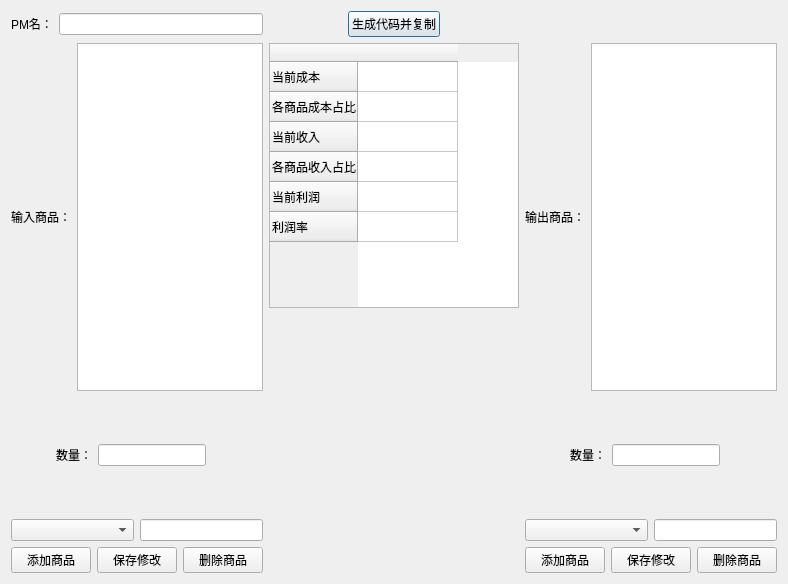
Qt form UI/pm.ui (Pactivsa/V3-Edit) before a commit.
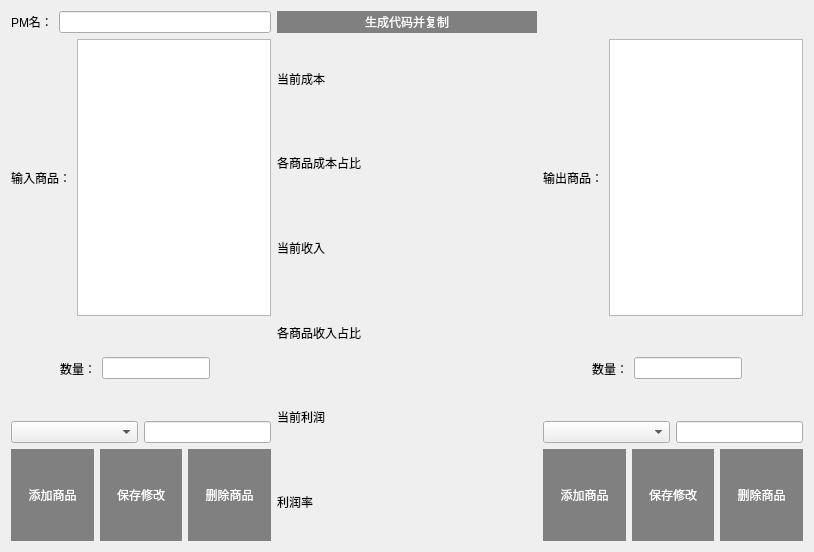
The same form after that commit. Icons and pictures are not drawn.

Patch:
```diff
--- a/UI/pm.ui
+++ b/UI/pm.ui
@@ -6,16 +6,22 @@
    <rect>
     <x>0</x>
     <y>0</y>
-    <width>788</width>
-    <height>584</height>
+    <width>814</width>
+    <height>552</height>
    </rect>
   </property>
   <property name="windowTitle">
    <string>Dialog</string>
   </property>
+  <property name="styleSheet">
+   <string notr="true">QDialog{background-image: url(:/图片1.jpg);border-radius:15px}</string>
+  </property>
+  <property name="windowFilePath">
+   <string/>
+  </property>
   <layout class="QGridLayout" name="gridLayout_3">
    <item row="0" column="0">
-    <layout class="QGridLayout" name="gridLayout" rowstretch="1,9" columnstretch="1,1,1">
+    <layout class="QGridLayout" name="gridLayout" rowstretch="1,6" columnstretch="1,1,1">
      <item row="0" column="0">
       <layout class="QVBoxLayout" name="verticalLayout_6">
        <item>
@@ -38,64 +44,108 @@
       </layout>
      </item>
      <item row="1" column="1">
-      <layout class="QGridLayout" name="gridLayout_2">
-       <item row="0" column="0">
-        <widget class="QTableWidget" name="tableWidget">
-         <property name="minimumSize">
-          <size>
-           <width>0</width>
-           <height>0</height>
-          </size>
-         </property>
-         <row>
-          <property name="text">
-           <string>当前成本</string>
-          </property>
-         </row>
-         <row>
-          <property name="text">
-           <string>各商品成本占比</string>
-          </property>
-         </row>
-         <row>
-          <property name="text">
-           <string>当前收入</string>
-          </property>
-         </row>
-         <row>
-          <property name="text">
-           <string>各商品收入占比</string>
-          </property>
-         </row>
-         <row>
-          <property name="text">
-           <string>当前利润</string>
-          </property>
-         </row>
-         <row>
-          <property name="text">
-           <string>利润率</string>
-          </property>
-         </row>
-         <column>
-          <property name="text">
-           <string/>
-          </property>
-         </column>
-        </widget>
-       </item>
+      <layout class="QGridLayout" name="gridLayout_2" columnstretch="0,0">
        <item row="1" column="0">
-        <spacer name="verticalSpacer">
-         <property name="orientation">
-          <enum>Qt::Vertical</enum>
+        <widget class="QLabel" name="label_4">
+         <property name="styleSheet">
+          <string notr="true">font: 75 12pt &quot;微软雅黑&quot;;</string>
          </property>
-         <property name="sizeHint" stdset="0">
-          <size>
-           <width>20</width>
-           <height>40</height>
-          </size>
+         <property name="text">
+          <string>各商品成本占比</string>
          </property>
-        </spacer>
+        </widget>
+       </item>
+       <item row="2" column="0">
+        <widget class="QLabel" name="label_5">
+         <property name="styleSheet">
+          <string notr="true">font: 75 12pt &quot;微软雅黑&quot;;</string>
+         </property>
+         <property name="text">
+          <string>当前收入</string>
+         </property>
+        </widget>
+       </item>
+       <item row="3" column="0">
+        <widget class="QLabel" name="label_8">
+         <property name="styleSheet">
+          <string notr="true">font: 75 12pt &quot;微软雅黑&quot;;</string>
+         </property>
+         <property name="text">
+          <string>各商品收入占比</string>
+         </property>
+        </widget>
+       </item>
+       <item row="0" column="0">
+        <widget class="QLabel" name="label_2">
+         <property name="styleSheet">
+          <string notr="true">font: 75 12pt &quot;微软雅黑&quot;;</string>
+         </property>
+         <property name="text">
+          <string>当前成本</string>
+         </property>
+        </widget>
+       </item>
+       <item row="0" column="1">
+        <widget class="QLabel" name="label_3">
+         <property name="text">
+          <string/>
+         </property>
+        </widget>
+       </item>
+       <item row="4" column="0">
+        <widget class="QLabel" name="label_11">
+         <property name="styleSheet">
+          <string notr="true">font: 75 12pt &quot;微软雅黑&quot;;</string>
+         </property>
+         <property name="text">
+          <string>当前利润</string>
+         </property>
+        </widget>
+       </item>
+       <item row="5" column="0">
+        <widget class="QLabel" name="label_14">
+         <property name="styleSheet">
+          <string notr="true">font: 75 12pt &quot;微软雅黑&quot;;</string>
+         </property>
+         <property name="text">
+          <string>利润率</string>
+         </property>
+        </widget>
+       </item>
+       <item row="1" column="1">
+        <widget class="QLabel" name="label_15">
+         <property name="text">
+          <string/>
+         </property>
+        </widget>
+       </item>
+       <item row="2" column="1">
+        <widget class="QLabel" name="label_16">
+         <property name="text">
+          <string/>
+         </property>
+        </widget>
+       </item>
+       <item row="3" column="1">
+        <widget class="QLabel" name="label_17">
+         <property name="text">
+          <string/>
+         </property>
+        </widget>
+       </item>
+       <item row="4" column="1">
+        <widget class="QLabel" name="label_18">
+         <property name="text">
+          <string/>
+         </property>
+        </widget>
+       </item>
+       <item row="5" column="1">
+        <widget class="QLabel" name="label_19">
+         <property name="text">
+          <string/>
+         </property>
+        </widget>
        </item>
       </layout>
      </item>
@@ -104,60 +154,62 @@
      </item>
      <item row="0" column="1">
       <layout class="QHBoxLayout" name="horizontalLayout_2">
-       <item>
-        <spacer name="horizontalSpacer">
-         <property name="orientation">
-          <enum>Qt::Horizontal</enum>
-         </property>
-         <property name="sizeHint" stdset="0">
-          <size>
-           <width>40</width>
-           <height>20</height>
-          </size>
-         </property>
-        </spacer>
-       </item>
        <item>
         <widget class="QPushButton" name="pushButton">
+         <property name="sizePolicy">
+          <sizepolicy hsizetype="Minimum" vsizetype="Minimum">
+           <horstretch>0</horstretch>
+           <verstretch>0</verstretch>
+          </sizepolicy>
+         </property>
+         <property name="styleSheet">
+          <string notr="true">QPushButton{
+border:none;
+font: 75 11pt &quot;Adobe Arabic&quot;;
+background-color :grey;
+color:white
+
+}
+QPushButton::hover
+{
+background-color :white;
+color:black
+}
+</string>
+         </property>
          <property name="text">
           <string>生成代码并复制</string>
          </property>
         </widget>
        </item>
-       <item>
-        <spacer name="horizontalSpacer_2">
-         <property name="orientation">
-          <enum>Qt::Horizontal</enum>
-         </property>
-         <property name="sizeHint" stdset="0">
-          <size>
-           <width>40</width>
-           <height>20</height>
-          </size>
-         </property>
-        </spacer>
-       </item>
       </layout>
      </item>
      <item row="1" column="2">
       <layout class="QGridLayout" name="gridLayout_4" rowstretch="3,0,1,1,1">
        <item row="4" column="0">
         <layout class="QHBoxLayout" name="horizontalLayout_8">
-         <item>
-          <spacer name="horizontalSpacer_5">
-           <property name="orientation">
-            <enum>Qt::Horizontal</enum>
-           </property>
-           <property name="sizeHint" stdset="0">
-            <size>
-             <width>40</width>
-             <height>20</height>
-            </size>
-           </property>
-          </spacer>
-         </item>
          <item>
           <widget class="QPushButton" name="pushButton_7">
+           <property name="sizePolicy">
+            <sizepolicy hsizetype="Minimum" vsizetype="Minimum">
+             <horstretch>0</horstretch>
+             <verstretch>0</verstretch>
+            </sizepolicy>
+           </property>
+           <property name="styleSheet">
+            <string notr="true">QPushButton{
+border:none;
+
+background-color :grey;
+color:white
+
+}
+QPushButton::hover
+{
+background-color :white;
+color:black
+}</string>
+           </property>
            <property name="text">
             <string>添加商品</string>
            </property>
@@ -165,6 +217,26 @@
          </item>
          <item>
           <widget class="QPushButton" name="pushButton_3">
+           <property name="sizePolicy">
+            <sizepolicy hsizetype="Minimum" vsizetype="Minimum">
+             <horstretch>0</horstretch>
+             <verstretch>0</verstretch>
+            </sizepolicy>
+           </property>
+           <property name="styleSheet">
+            <string notr="true">QPushButton{
+border:none;
+
+background-color :grey;
+color:white
+
+}
+QPushButton::hover
+{
+background-color :white;
+color:black
+}</string>
+           </property>
            <property name="text">
             <string>保存修改</string>
            </property>
@@ -172,24 +244,31 @@
          </item>
          <item>
           <widget class="QPushButton" name="pushButton_5">
+           <property name="sizePolicy">
+            <sizepolicy hsizetype="Minimum" vsizetype="Minimum">
+             <horstretch>0</horstretch>
+             <verstretch>0</verstretch>
+            </sizepolicy>
+           </property>
+           <property name="styleSheet">
+            <string notr="true">QPushButton{
+border:none;
+
+background-color :grey;
+color:white
+
+}
+QPushButton::hover
+{
+background-color :white;
+color:black
+}</string>
+           </property>
            <property name="text">
             <string>删除商品</string>
            </property>
           </widget>
          </item>
-         <item>
-          <spacer name="horizontalSpacer_6">
-           <property name="orientation">
-            <enum>Qt::Horizontal</enum>
-           </property>
-           <property name="sizeHint" stdset="0">
-            <size>
-             <width>40</width>
-             <height>20</height>
-            </size>
-           </property>
-          </spacer>
-         </item>
         </layout>
        </item>
        <item row="0" column="0">
@@ -208,7 +287,11 @@
           </widget>
          </item>
          <item>
-          <widget class="QTableView" name="tableView_2"/>
+          <widget class="QTableView" name="tableView_2">
+           <property name="styleSheet">
+            <string notr="true">background-image: url(:/780.jpg);</string>
+           </property>
+          </widget>
          </item>
         </layout>
        </item>
@@ -275,21 +358,28 @@
       <layout class="QGridLayout" name="gridLayout_5" rowstretch="3,0,1,1,1">
        <item row="4" column="0">
         <layout class="QHBoxLayout" name="horizontalLayout_11">
-         <item>
-          <spacer name="horizontalSpacer_9">
-           <property name="orientation">
-            <enum>Qt::Horizontal</enum>
-           </property>
-           <property name="sizeHint" stdset="0">
-            <size>
-             <width>40</width>
-             <height>20</height>
-            </size>
-           </property>
-          </spacer>
-         </item>
          <item>
           <widget class="QPushButton" name="pushButton_8">
+           <property name="sizePolicy">
+            <sizepolicy hsizetype="Minimum" vsizetype="Minimum">
+             <horstretch>0</horstretch>
+             <verstretch>0</verstretch>
+            </sizepolicy>
+           </property>
+           <property name="styleSheet">
+            <string notr="true">QPushButton{
+border:none;
+
+background-color :grey;
+color:white
+
+}
+QPushButton::hover
+{
+background-color :white;
+color:black
+}</string>
+           </property>
            <property name="text">
             <string>添加商品</string>
            </property>
@@ -297,6 +387,26 @@
          </item>
          <item>
           <widget class="QPushButton" name="pushButton_4">
+           <property name="sizePolicy">
+            <sizepolicy hsizetype="Minimum" vsizetype="Minimum">
+             <horstretch>0</horstretch>
+             <verstretch>0</verstretch>
+            </sizepolicy>
+           </property>
+           <property name="styleSheet">
+            <string notr="true">QPushButton{
+border:none;
+
+background-color :grey;
+color:white
+
+}
+QPushButton::hover
+{
+background-color :white;
+color:black
+}</string>
+           </property>
            <property name="text">
             <string>保存修改</string>
            </property>
@@ -304,24 +414,31 @@
          </item>
          <item>
           <widget class="QPushButton" name="pushButton_6">
+           <property name="sizePolicy">
+            <sizepolicy hsizetype="Minimum" vsizetype="Minimum">
+             <horstretch>0</horstretch>
+             <verstretch>0</verstretch>
+            </sizepolicy>
+           </property>
+           <property name="styleSheet">
+            <string notr="true">QPushButton{
+border:none;
+
+background-color :grey;
+color:white
+
+}
+QPushButton::hover
+{
+background-color :white;
+color:black
+}</string>
+           </property>
            <property name="text">
             <string>删除商品</string>
            </property>
           </widget>
          </item>
-         <item>
-          <spacer name="horizontalSpacer_10">
-           <property name="orientation">
-            <enum>Qt::Horizontal</enum>
-           </property>
-           <property name="sizeHint" stdset="0">
-            <size>
-             <width>40</width>
-             <height>20</height>
-            </size>
-           </property>
-          </spacer>
-         </item>
         </layout>
        </item>
        <item row="0" column="0">
@@ -340,7 +457,11 @@
           </widget>
          </item>
          <item>
-          <widget class="QTableView" name="tableView"/>
+          <widget class="QTableView" name="tableView">
+           <property name="styleSheet">
+            <string notr="true">background-image: url(:/780.jpg);</string>
+           </property>
+          </widget>
          </item>
         </layout>
        </item>
```
Left out of the diff: 4 changed lines with no effect on the pictures.
